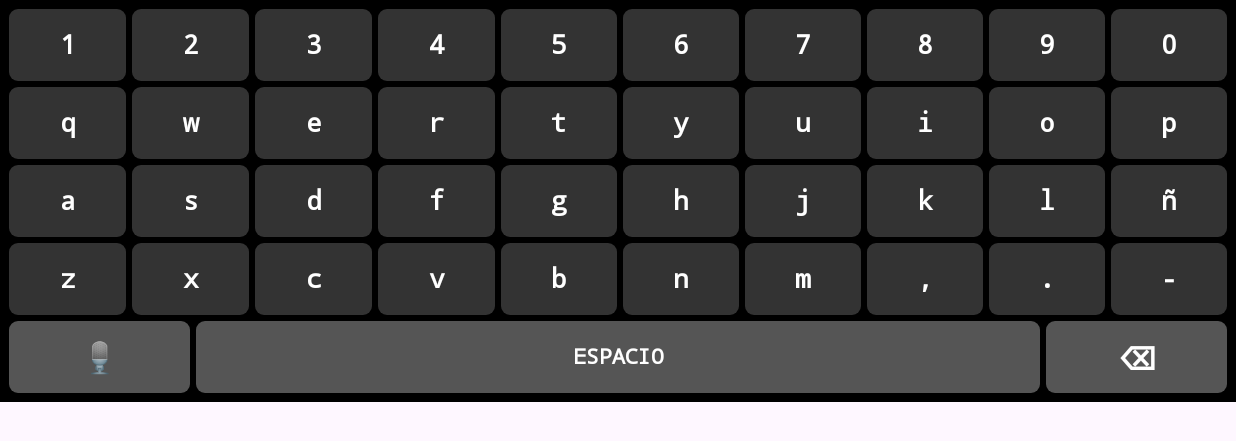
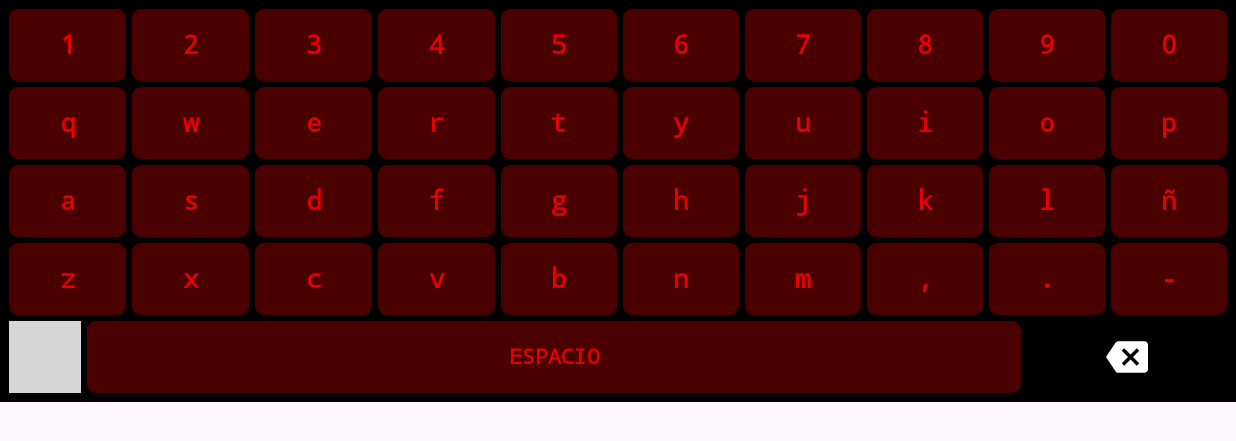
Before and after one commit to juancruzobaid/retro-car-dash, an Android app built with Jetpack Compose: the composable CustomKeyboard shown on its own in the app's theme, on a phone screen of 824 x 412 dp (held sideways). Shown: the top 441 px of the screen. Run offline under Robolectric (Android 15) with nearby library versions, the phone set to English and light mode, and no system bars; libraries missing offline, so code that uses them is left out: org.maplibre.android, org.maplibre.geojson; 23 statements that could not run were skipped; grey boxes are pictures that could not be loaded.

Commit message:
feat: teclado con estetica BMW y mic como RecordVoiceOver vector
- KeyboardKey: fondo DISPLAY_BG + texto ACCENT via
  DashTextStyles.accent(size). Las teclas de letras y numeros
  ahora se ven como mini displays rojizos con texto rojo, coherente
  con el resto del bottom bar. Se simplifica la signature: fuera
  los params backgroundColor / textColor (eran parche, ya no hacen
  falta).
- Nuevo KeyboardIconKey para teclas de CONTROL (mic, backspace):
  fondo negro + icono blanco (BUTTON_ICON), siguiendo la regla
  dato = display rojizo, control = icono blanco sobre negro.
- Icono del mic: emoji unicode 🎙️ -> Icons.AutoMirrored.Filled
  .RecordVoiceOver, el icono canonico de Material para 'voice
  command' (silueta de perfil + ondas de voz saliendo de la boca),
  el mismo que usan los botones del volante de los autos modernos.
- Icono del backspace: emoji ⌫ -> Icons.AutoMirrored.Filled
  .Backspace, por coherencia con el mic y el resto de la UI
  (vector icons en lugar de emojis).
- ESPACIO sigue como KeyboardKey (inserta caracter, se lee como
  input de dato).

docs: logged in IMPLEMENTATION_LOG.

Co-Authored-By: Claude Sonnet 5.5 <noreply@anthropic.com>

```diff
--- a/app/src/main/java/com/cpobaid/retrocardash/MainActivity.kt
+++ b/app/src/main/java/com/cpobaid/retrocardash/MainActivity.kt
@@ -26,6 +26,8 @@ import androidx.compose.foundation.lazy.items
 import androidx.compose.foundation.shape.CircleShape
 import androidx.compose.foundation.shape.RoundedCornerShape
 import androidx.compose.material.icons.Icons
+import androidx.compose.material.icons.automirrored.filled.Backspace
+import androidx.compose.material.icons.automirrored.filled.RecordVoiceOver
 import androidx.compose.material.icons.automirrored.filled.VolumeOff
 import androidx.compose.material.icons.automirrored.filled.VolumeUp
 import androidx.compose.material.icons.filled.Close
@@ -1532,23 +1534,42 @@ fun KeyboardKey(
     text: String,
     onClick: () -> Unit,
     modifier: Modifier = Modifier,
-    backgroundColor: androidx.compose.ui.graphics.Color = androidx.compose.ui.graphics.Color(0xFF333333),
-    textColor: androidx.compose.ui.graphics.Color = androidx.compose.ui.graphics.Color.White,
     fontSize: Int = 18
 ) {
     Box(
         modifier = modifier
             .height(48.dp)
-            .background(backgroundColor, RoundedCornerShape(6.dp))
+            .background(DashColors.DISPLAY_BG, RoundedCornerShape(6.dp))
             .clickable(onClick = onClick),
         contentAlignment = Alignment.Center
     ) {
         Text(
             text = text,
-            color = textColor,
-            fontSize = fontSize.sp,
-            fontFamily = FontFamily.Monospace,
-            fontWeight = FontWeight.Bold
+            style = DashTextStyles.accent(fontSize)
+        )
+    }
+}
+
+@Composable
+fun KeyboardIconKey(
+    icon: ImageVector,
+    contentDescription: String,
+    onClick: () -> Unit,
+    modifier: Modifier = Modifier,
+    iconSize: Int = 28
+) {
+    Box(
+        modifier = modifier
+            .height(48.dp)
+            .background(androidx.compose.ui.graphics.Color.Black, RoundedCornerShape(6.dp))
+            .clickable(onClick = onClick),
+        contentAlignment = Alignment.Center
+    ) {
+        Icon(
+            imageVector = icon,
+            contentDescription = contentDescription,
+            tint = DashColors.BUTTON_ICON,
+            modifier = Modifier.size(iconSize.dp)
         )
     }
 }
@@ -1589,31 +1610,28 @@ fun CustomKeyboard(
                 }
             }
         }
-        // Bottom action row: mic, space (wide), backspace
+        // Bottom action row: mic (voice command, white icon) + ESPACIO (wide data key) + backspace (white icon)
         Row(
             modifier = Modifier.fillMaxWidth(),
             horizontalArrangement = Arrangement.spacedBy(4.dp)
         ) {
-            KeyboardKey(
-                text = "🎙️",
+            KeyboardIconKey(
+                icon = Icons.AutoMirrored.Filled.RecordVoiceOver,
+                contentDescription = "Dictar por voz",
                 onClick = onMic,
-                modifier = Modifier.weight(1.5f),
-                backgroundColor = androidx.compose.ui.graphics.Color(0xFF555555),
-                fontSize = 20
+                modifier = Modifier.weight(1.5f)
             )
             KeyboardKey(
                 text = "ESPACIO",
                 onClick = onSpace,
                 modifier = Modifier.weight(7f),
-                backgroundColor = androidx.compose.ui.graphics.Color(0xFF555555),
                 fontSize = 14
             )
-            KeyboardKey(
-                text = "⌫",
+            KeyboardIconKey(
+                icon = Icons.AutoMirrored.Filled.Backspace,
+                contentDescription = "Borrar",
                 onClick = onBackspace,
-                modifier = Modifier.weight(1.5f),
-                backgroundColor = androidx.compose.ui.graphics.Color(0xFF555555),
-                fontSize = 22
+                modifier = Modifier.weight(1.5f)
             )
         }
     }
```
Also changed, not shown: 1 other file.
